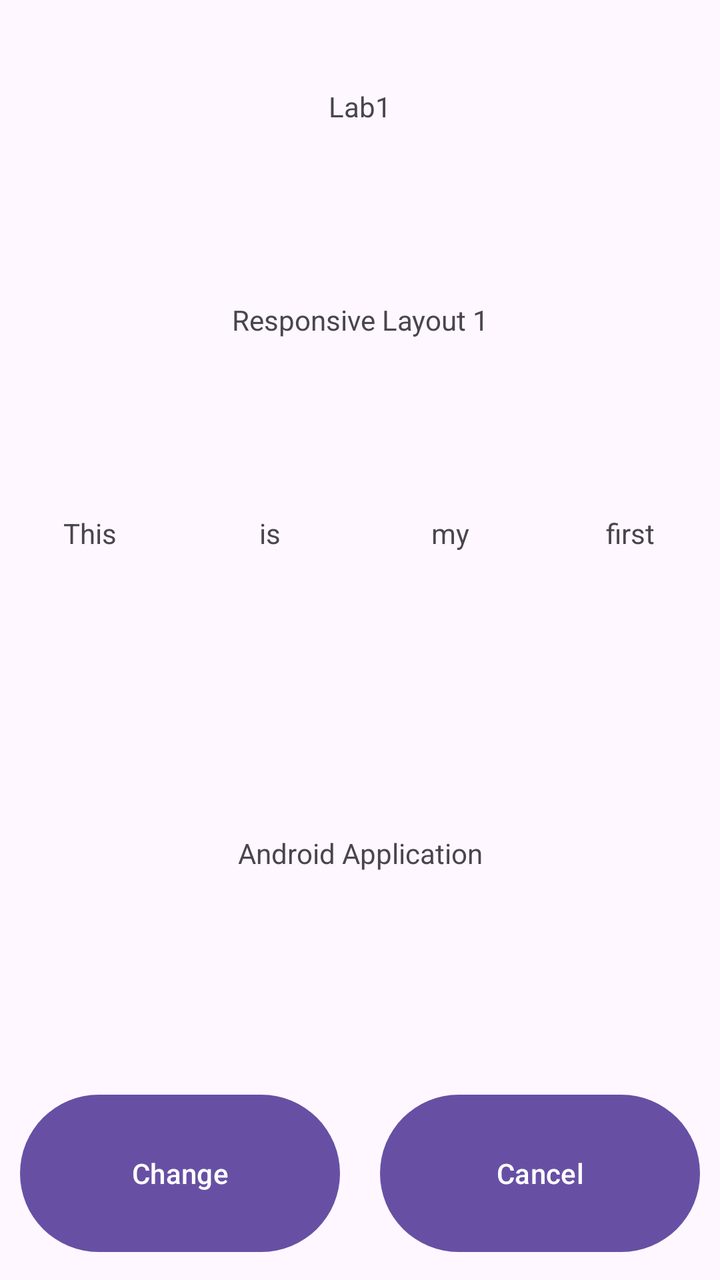
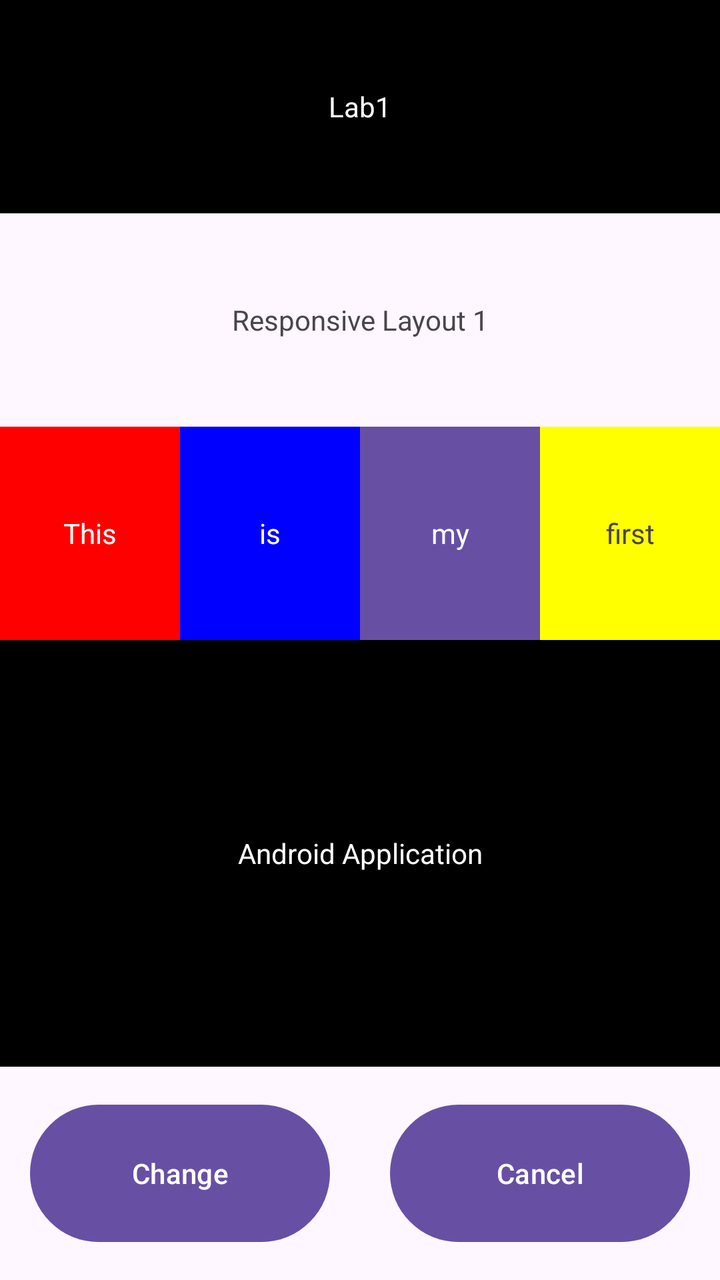

Two renders of the same Android screen: before a commit and after it. Below are the layout's source before the change and the commit's diff.
<!-- AndroidManifest.xml: application theme Theme.Part1_LinearLayout -->
<!-- res/layout/activity_main.xml -->
<?xml version="1.0" encoding="utf-8"?>
<LinearLayout xmlns:android="http://schemas.android.com/apk/res/android"
    xmlns:app="http://schemas.android.com/apk/res-auto"
    xmlns:tools="http://schemas.android.com/tools"
    android:id="@+id/main"
    android:layout_width="match_parent"
    android:layout_height="match_parent"
    android:orientation="vertical"
    tools:context=".MainActivity">

    <TextView
        android:layout_width="match_parent"
        android:layout_height="0dp"
        android:layout_weight="1"
        android:gravity="center"
        android:text="Lab1" />
    <TextView
        android:layout_width="match_parent"
        android:layout_height="0dp"
        android:layout_weight="1"
        android:gravity="center"
        android:text="Responsive Layout 1" />
    <LinearLayout
        android:layout_width="match_parent"
        android:layout_height="0dp"
        android:layout_weight="1"
        android:orientation="horizontal">
        <TextView
            android:layout_width="0dp"
            android:layout_height="match_parent"
            android:layout_weight="1"
            android:gravity="center"
            android:text="This" />
        <TextView
            android:layout_width="0dp"
            android:layout_height="match_parent"
            android:layout_weight="1"
            android:gravity="center"
            android:text="is" />
        <TextView
            android:layout_width="0dp"
            android:layout_height="match_parent"
            android:layout_weight="1"
            android:gravity="center"
            android:text="my" />
        <TextView
            android:layout_width="0dp"
            android:layout_height="match_parent"
            android:layout_weight="1"
            android:gravity="center"
            android:text="first" />
    </LinearLayout>
    <TextView
        android:layout_width="match_parent"
        android:layout_height="0dp"
        android:layout_weight="2"
        android:gravity="center"
        android:text="Android Application" />
    <LinearLayout
        android:layout_width="match_parent"
        android:layout_height="0dp"
        android:layout_weight="1">
        <Button
            android:layout_width="0dp"
            android:layout_height="match_parent"
            android:layout_margin="10dp"
            android:layout_weight="1"
            android:text="Change">
        </Button>

        <Button
            android:layout_width="0dp"
            android:layout_height="match_parent"
            android:layout_margin="10dp"
            android:layout_weight="1"
            android:text="Cancel">
        </Button>
    </LinearLayout>

</LinearLayout>
<!-- resources referenced by this layout -->
<resources>
  <style name="Theme.Part1_LinearLayout" parent="Base.Theme.Part1_LinearLayout" />
  <style name="Base.Theme.Part1_LinearLayout" parent="Theme.Material3.DayNight.NoActionBar">
          
          
      </style>
</resources>

<!-- the commit's change to res/layout/activity_main.xml (unified diff, before → after) -->
@@ -13,6 +13,8 @@
         android:layout_height="0dp"
         android:layout_weight="1"
         android:gravity="center"
+        android:textColor="@color/white"
+        android:background="@color/black"
         android:text="Lab1" />
     <TextView
         android:layout_width="match_parent"
@@ -29,24 +31,31 @@
             android:layout_width="0dp"
             android:layout_height="match_parent"
             android:layout_weight="1"
+            android:background="@color/red"
+            android:textColor="@color/white"
             android:gravity="center"
             android:text="This" />
         <TextView
             android:layout_width="0dp"
             android:layout_height="match_parent"
             android:layout_weight="1"
+            android:background="@color/blue"
+            android:textColor="@color/white"
             android:gravity="center"
             android:text="is" />
         <TextView
             android:layout_width="0dp"
             android:layout_height="match_parent"
             android:layout_weight="1"
+            android:background="@color/purple"
+            android:textColor="@color/white"
             android:gravity="center"
             android:text="my" />
         <TextView
             android:layout_width="0dp"
             android:layout_height="match_parent"
             android:layout_weight="1"
+            android:background="@color/yellow"
             android:gravity="center"
             android:text="first" />
     </LinearLayout>
@@ -54,6 +63,8 @@
         android:layout_width="match_parent"
         android:layout_height="0dp"
         android:layout_weight="2"
+        android:textColor="@color/white"
+        android:background="@color/black"
         android:gravity="center"
         android:text="Android Application" />
     <LinearLayout
@@ -63,7 +74,7 @@
         <Button
             android:layout_width="0dp"
             android:layout_height="match_parent"
-            android:layout_margin="10dp"
+            android:layout_margin="15dp"
             android:layout_weight="1"
             android:text="Change">
         </Button>
@@ -71,7 +82,7 @@
         <Button
             android:layout_width="0dp"
             android:layout_height="match_parent"
-            android:layout_margin="10dp"
+            android:layout_margin="15dp"
             android:layout_weight="1"
             android:text="Cancel">
         </Button>
<!-- resource entries referenced after the edit -->
@@ -1,5 +1,11 @@
 <!-- resources referenced by this layout -->
 <resources>
+  <color name="black">#FF000000</color>
+  <color name="blue">#0000FF</color>
+  <color name="purple">#6750A4</color>
+  <color name="red">#FF0000</color>
+  <color name="white">#FFFFFFFF</color>
+  <color name="yellow">#FFFF00</color>
   <style name="Theme.Part1_LinearLayout" parent="Base.Theme.Part1_LinearLayout" />
   <style name="Base.Theme.Part1_LinearLayout" parent="Theme.Material3.DayNight.NoActionBar">
           
